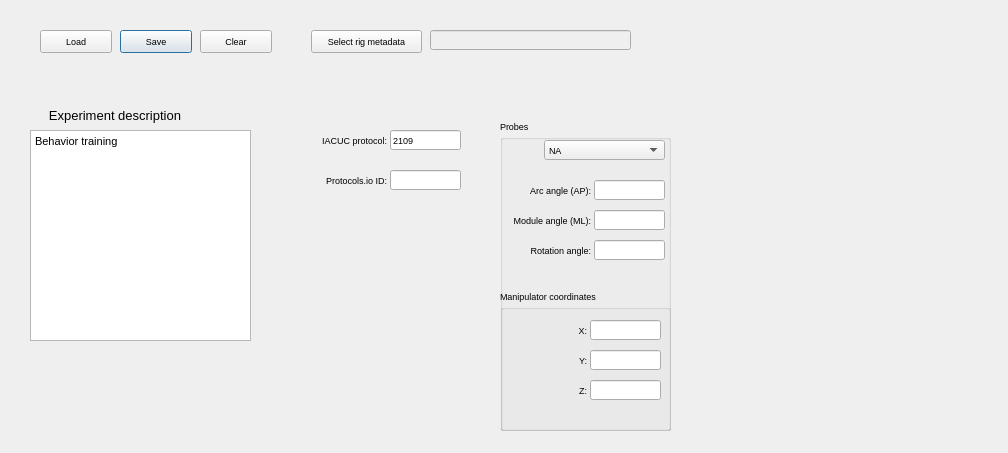
Qt form src/foraging_gui/MetaData.ui (AllenNeuralDynamics/dynamic-foraging-task) before a commit.
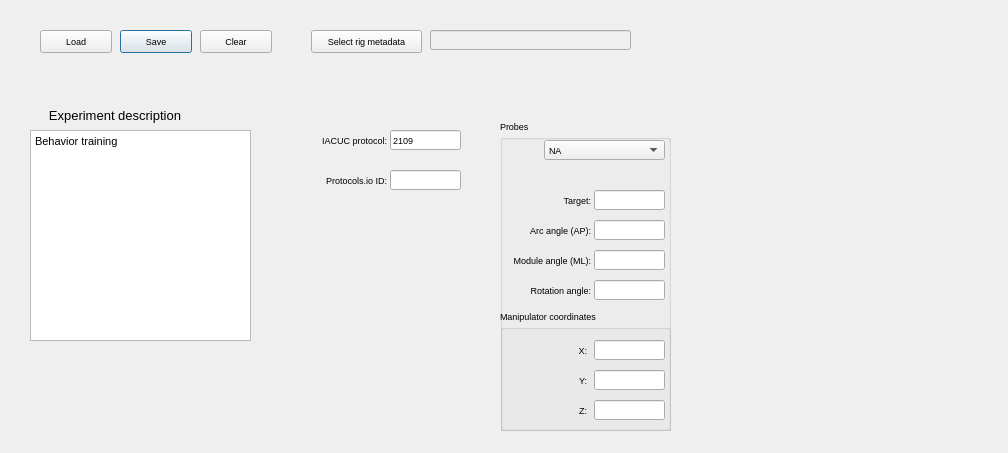
The same form after that commit.

Commit message: adding probe target

```diff
--- a/src/foraging_gui/MetaData.ui
+++ b/src/foraging_gui/MetaData.ui
@@ -320,7 +320,7 @@
     <property name="geometry">
      <rect>
       <x>0</x>
-      <y>120</y>
+      <y>160</y>
       <width>91</width>
       <height>20</height>
      </rect>
@@ -345,7 +345,7 @@
     <property name="geometry">
      <rect>
       <x>0</x>
-      <y>90</y>
+      <y>130</y>
       <width>91</width>
       <height>20</height>
      </rect>
@@ -370,7 +370,7 @@
     <property name="geometry">
      <rect>
       <x>94</x>
-      <y>120</y>
+      <y>160</y>
       <width>71</width>
       <height>20</height>
      </rect>
@@ -425,7 +425,7 @@
     <property name="geometry">
      <rect>
       <x>0</x>
-      <y>60</y>
+      <y>100</y>
       <width>91</width>
       <height>20</height>
      </rect>
@@ -450,7 +450,7 @@
     <property name="geometry">
      <rect>
       <x>94</x>
-      <y>90</y>
+      <y>130</y>
       <width>71</width>
       <height>20</height>
      </rect>
@@ -469,7 +469,7 @@
     <property name="geometry">
      <rect>
       <x>94</x>
-      <y>60</y>
+      <y>100</y>
       <width>71</width>
       <height>20</height>
      </rect>
@@ -488,9 +488,9 @@
     <property name="geometry">
      <rect>
       <x>0</x>
-      <y>170</y>
+      <y>190</y>
       <width>171</width>
-      <height>141</height>
+      <height>121</height>
      </rect>
     </property>
     <property name="title">
@@ -499,7 +499,7 @@
     <widget class="QLineEdit" name="ManipulatorX">
      <property name="geometry">
       <rect>
-       <x>90</x>
+       <x>94</x>
        <y>30</y>
        <width>71</width>
        <height>20</height>
@@ -543,7 +543,7 @@
     <widget class="QLineEdit" name="ManipulatorZ">
      <property name="geometry">
       <rect>
-       <x>90</x>
+       <x>94</x>
        <y>90</y>
        <width>71</width>
        <height>20</height>
@@ -562,7 +562,7 @@
     <widget class="QLineEdit" name="ManipulatorY">
      <property name="geometry">
       <rect>
-       <x>90</x>
+       <x>94</x>
        <y>60</y>
        <width>71</width>
        <height>20</height>
@@ -629,6 +629,50 @@
      </property>
     </widget>
    </widget>
+   <widget class="QLabel" name="label_80">
+    <property name="geometry">
+     <rect>
+      <x>0</x>
+      <y>70</y>
+      <width>91</width>
+      <height>20</height>
+     </rect>
+    </property>
+    <property name="sizePolicy">
+     <sizepolicy hsizetype="Expanding" vsizetype="Expanding">
+      <horstretch>0</horstretch>
+      <verstretch>0</verstretch>
+     </sizepolicy>
+    </property>
+    <property name="text">
+     <string>Target:</string>
+    </property>
+    <property name="textFormat">
+     <enum>Qt::AutoText</enum>
+    </property>
+    <property name="alignment">
+     <set>Qt::AlignRight|Qt::AlignTrailing|Qt::AlignVCenter</set>
+    </property>
+   </widget>
+   <widget class="QLineEdit" name="ProbeTarget">
+    <property name="geometry">
+     <rect>
+      <x>94</x>
+      <y>70</y>
+      <width>71</width>
+      <height>20</height>
+     </rect>
+    </property>
+    <property name="sizePolicy">
+     <sizepolicy hsizetype="Expanding" vsizetype="Expanding">
+      <horstretch>0</horstretch>
+      <verstretch>0</verstretch>
+     </sizepolicy>
+    </property>
+    <property name="text">
+     <string/>
+    </property>
+   </widget>
   </widget>
   <zorder>groupBox</zorder>
   <zorder>ExperimentDescription</zorder>
```
